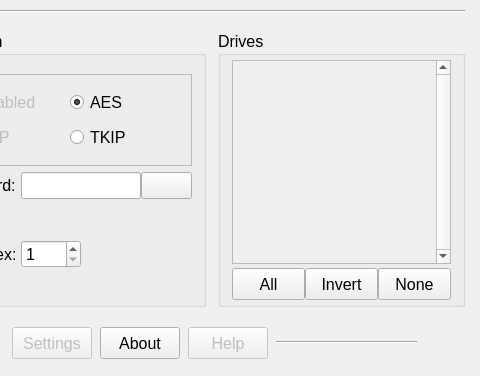
Qt form configwindow.ui (OlyCow/drive-configer) before a commit; both pictures show x 240 to 720 and y 101 to 477 of the 720 by 477 pixel window.
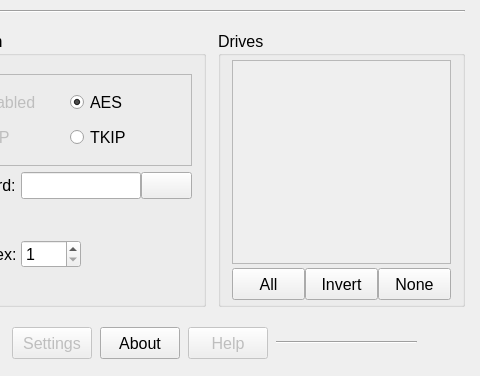
The same form after that commit. Icons and pictures are not drawn.

The edit to the form file:
```diff
--- a/configwindow.ui
+++ b/configwindow.ui
@@ -413,9 +413,6 @@
          </property>
          <item>
           <widget class="QScrollArea" name="scrollArea_drives">
-           <property name="verticalScrollBarPolicy">
-            <enum>Qt::ScrollBarAlwaysOn</enum>
-           </property>
            <property name="horizontalScrollBarPolicy">
             <enum>Qt::ScrollBarAlwaysOff</enum>
            </property>
@@ -430,8 +427,8 @@
              <rect>
               <x>0</x>
               <y>0</y>
-              <width>184</width>
-              <height>199</height>
+              <width>217</width>
+              <height>196</height>
              </rect>
             </property>
            </widget>
```
